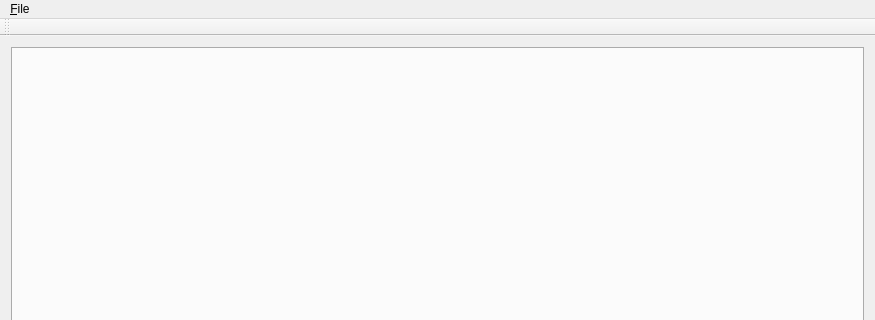
Toeger/SCE, file mainwindow.ui: the form before one commit; both pictures show x 0 to 875 and y 0 to 320 of the 875 by 725 pixel window.
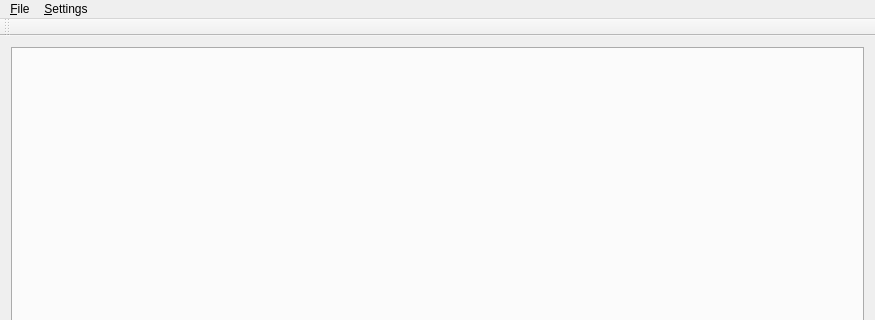
The form after the commit.

Commit message: Added font selection and hardcoded tab width to 4 spaces.

Diff of the .ui file:
```diff
--- a/mainwindow.ui
+++ b/mainwindow.ui
@@ -43,7 +43,15 @@
     <addaction name="actionOpen_Project_Folder"/>
     <addaction name="actionOpen_File"/>
    </widget>
+   <widget class="QMenu" name="menuSettings">
+    <property name="title">
+     <string>&amp;Settings</string>
+    </property>
+    <addaction name="action_Font"/>
+    <addaction name="action_Tab_Width"/>
+   </widget>
    <addaction name="menuFile"/>
+   <addaction name="menuSettings"/>
   </widget>
   <widget class="QToolBar" name="mainToolBar">
    <attribute name="toolBarArea">
```
Left out of the diff: 10 changed lines with no effect on the pictures. The commit also changes 2 other files.
